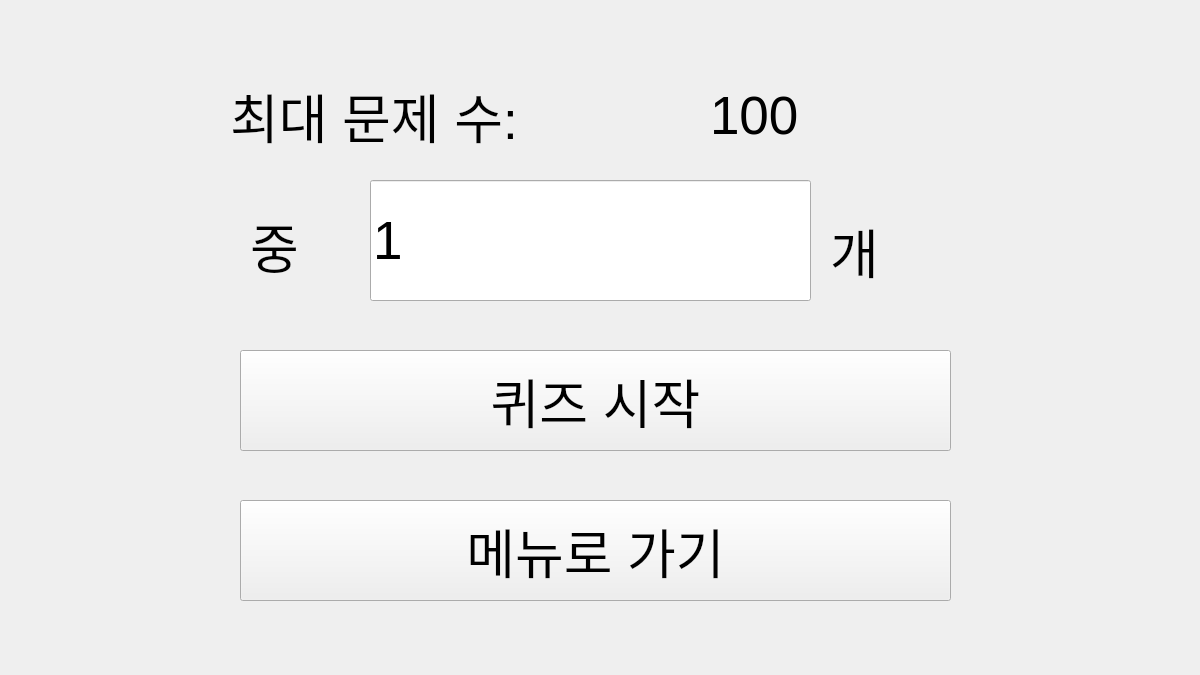
Qt form Development/UIs/QuizUi.ui (SongDaeSun/WordBook) before a commit.
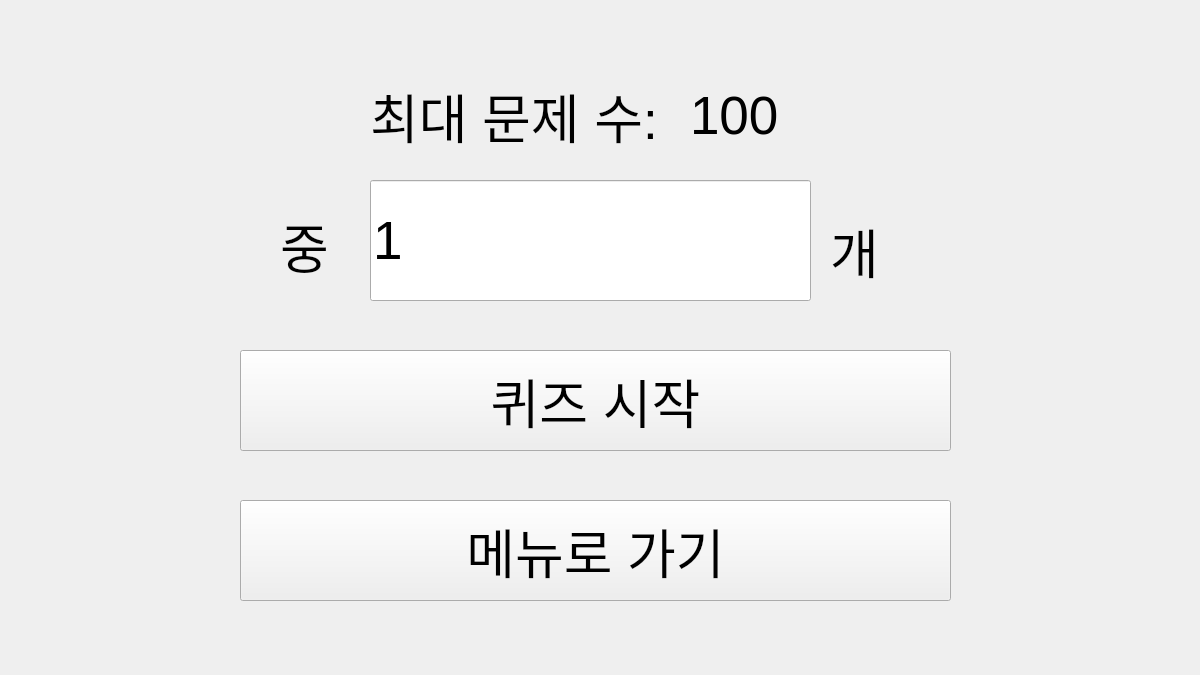
The same form after that commit.

Commit message: complete Quiz System

Diff of the .ui file:
```diff
--- a/Development/UIs/QuizUi.ui
+++ b/Development/UIs/QuizUi.ui
@@ -52,7 +52,7 @@
   <widget class="QLabel" name="label">
    <property name="geometry">
     <rect>
-     <x>230</x>
+     <x>370</x>
      <y>60</y>
      <width>491</width>
      <height>111</height>
@@ -106,7 +106,7 @@
   <widget class="QLabel" name="maxLabel">
    <property name="geometry">
     <rect>
-     <x>710</x>
+     <x>690</x>
      <y>70</y>
      <width>271</width>
      <height>91</height>
@@ -124,7 +124,7 @@
   <widget class="QLabel" name="label_4">
    <property name="geometry">
     <rect>
-     <x>250</x>
+     <x>280</x>
      <y>190</y>
      <width>101</width>
      <height>111</height>
```
The commit also changes 19 other files.
